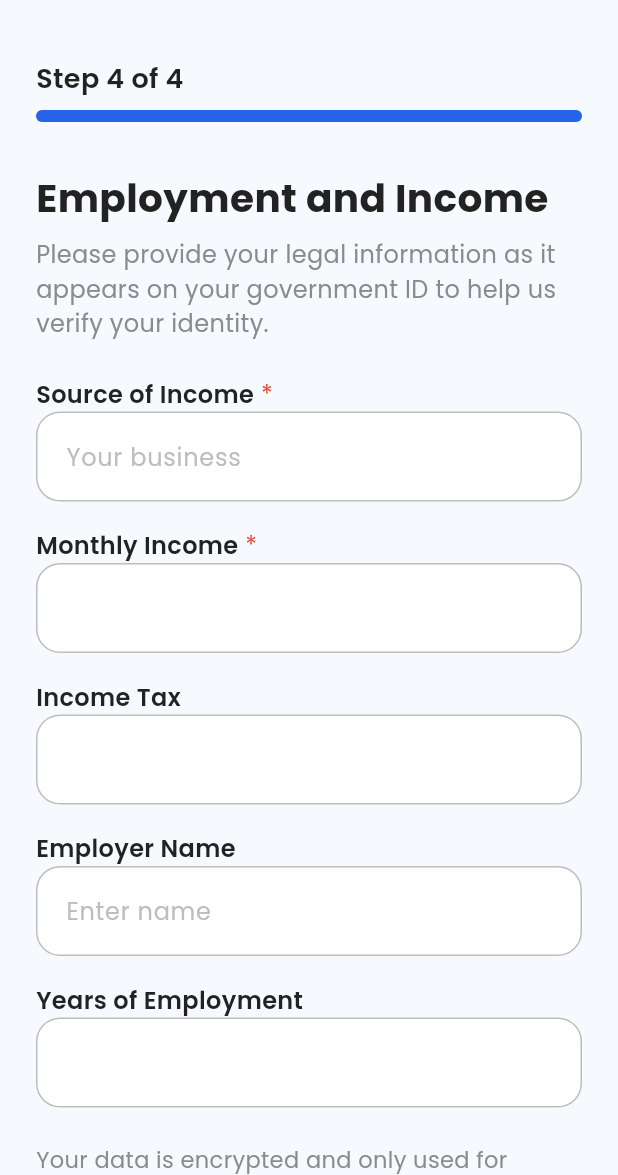
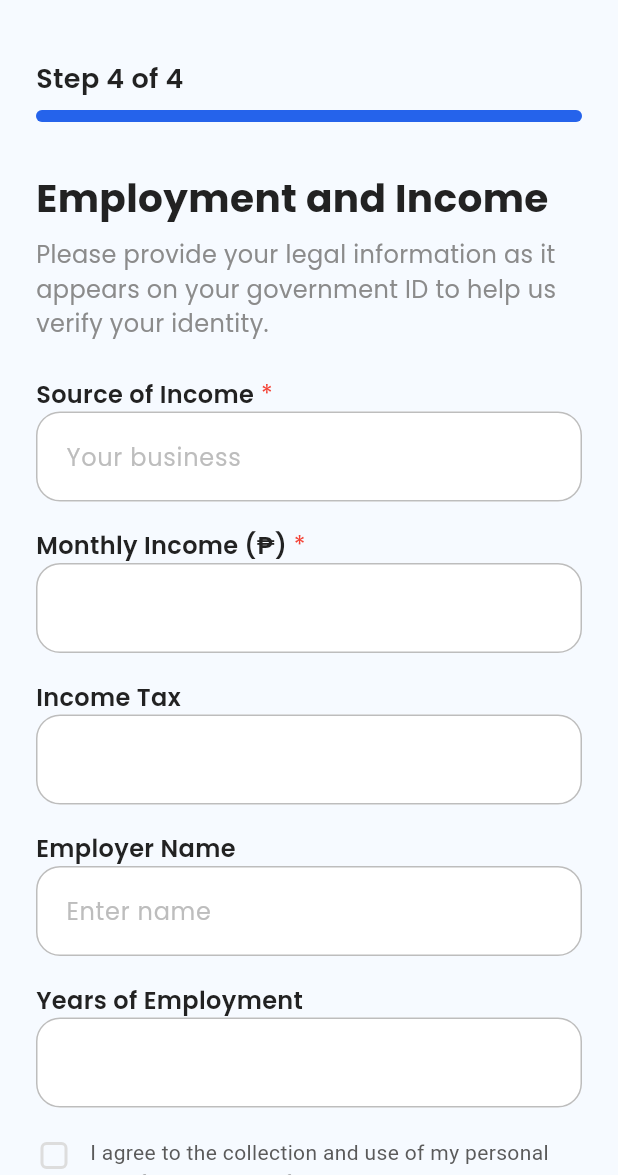
Before and after one commit to Yunaaaard/FastSosyo, a Flutter app: the EmploymentIncomePage screen opened directly, on a phone screen of 412 x 824 dp, the part 61-1236 px from its top. Run offline on Flutter 3.47's test engine with Material 3 defaults, Android fonts, the phone set to English and light mode, and no system bars; our stand-ins replace confetti, dotted_border, file_picker, flutter_svg, image_picker; Roboto replaces fonts that are missing (Arial); project files that could hold a hidden picture were left out.

Commit message:
added stuff

```diff
--- a/lib/app/modules/get_basic_information/controller/basic_information_flow_controller.dart
+++ b/lib/app/modules/get_basic_information/controller/basic_information_flow_controller.dart
@@ -55,8 +55,9 @@ class BasicInformationFlowController {
         about.dateOfBirth.isNotEmpty &&
         about.permanentAddress.isNotEmpty;
 
-    final bool isEmploymentComplete =
-        employment.sourceOfIncome.isNotEmpty && employment.monthlyIncome > 0;
+    final bool isEmploymentComplete = employment.sourceOfIncome.isNotEmpty &&
+        employment.monthlyIncome > 0 &&
+        employment.personalDataConsentAccepted;
 
     return uploadId.isComplete &&
         selfie.isVerified &&
--- a/lib/app/modules/get_basic_information/controller/employment_income_controller.dart
+++ b/lib/app/modules/get_basic_information/controller/employment_income_controller.dart
@@ -14,6 +14,7 @@ class EmploymentIncomeController {
     _taxController.text = _model.incomeTax ?? '';
     _employerController.text = _model.employerName ?? '';
     _yearsController.text = _model.yearsOfEmployment?.toString() ?? '';
+    _personalDataConsentAccepted = _model.personalDataConsentAccepted;
   }
 
   final formKey = GlobalKey<FormState>();
@@ -25,6 +26,7 @@ class EmploymentIncomeController {
   final TextEditingController _yearsController = TextEditingController();
 
   EmploymentIncomeModel _model;
+  bool _personalDataConsentAccepted = false;
 
   TextEditingController get sourceController => _sourceController;
   TextEditingController get incomeController => _incomeController;
@@ -32,12 +34,20 @@ class EmploymentIncomeController {
   TextEditingController get employerController => _employerController;
   TextEditingController get yearsController => _yearsController;
   EmploymentIncomeModel get model => _model;
+  bool get personalDataConsentAccepted => _personalDataConsentAccepted;
   bool get canSubmit {
     final bool hasSourceOfIncome = _sourceController.text.trim().isNotEmpty;
     final double? monthlyIncome =
         double.tryParse(_incomeController.text.replaceAll(',', '').trim());
 
-    return hasSourceOfIncome && monthlyIncome != null && monthlyIncome > 0;
+    return hasSourceOfIncome &&
+        monthlyIncome != null &&
+        monthlyIncome > 0 &&
+        _personalDataConsentAccepted;
+  }
+
+  void setPersonalDataConsentAccepted(bool value) {
+    _personalDataConsentAccepted = value;
   }
 
   void syncModelFromInputs() {
@@ -47,6 +57,7 @@ class EmploymentIncomeController {
     _model = _model.copyWith(
       sourceOfIncome: _sourceController.text.trim(),
       monthlyIncome: double.tryParse(incomeText) ?? 0,
+      personalDataConsentAccepted: _personalDataConsentAccepted,
       incomeTax: _taxController.text.trim().isEmpty
           ? null
           : _taxController.text.trim(),
--- a/lib/app/modules/get_basic_information/models/employment_income_model.dart
+++ b/lib/app/modules/get_basic_information/models/employment_income_model.dart
@@ -4,6 +4,7 @@ class EmploymentIncomeModel {
   const EmploymentIncomeModel({
     required this.sourceOfIncome,
     required this.monthlyIncome,
+    this.personalDataConsentAccepted = false,
     this.incomeTax,
     this.employerName,
     this.yearsOfEmployment,
@@ -11,6 +12,7 @@ class EmploymentIncomeModel {
 
   final String sourceOfIncome;
   final double monthlyIncome;
+  final bool personalDataConsentAccepted;
   final String? incomeTax;
   final String? employerName;
   final int? yearsOfEmployment;
@@ -18,6 +20,7 @@ class EmploymentIncomeModel {
   EmploymentIncomeModel copyWith({
     String? sourceOfIncome,
     double? monthlyIncome,
+    bool? personalDataConsentAccepted,
     String? incomeTax,
     String? employerName,
     int? yearsOfEmployment,
@@ -25,6 +28,8 @@ class EmploymentIncomeModel {
     return EmploymentIncomeModel(
       sourceOfIncome: sourceOfIncome ?? this.sourceOfIncome,
       monthlyIncome: monthlyIncome ?? this.monthlyIncome,
+      personalDataConsentAccepted:
+          personalDataConsentAccepted ?? this.personalDataConsentAccepted,
       incomeTax: incomeTax ?? this.incomeTax,
       employerName: employerName ?? this.employerName,
       yearsOfEmployment: yearsOfEmployment ?? this.yearsOfEmployment,
@@ -35,6 +40,7 @@ class EmploymentIncomeModel {
     return <String, dynamic>{
       'sourceOfIncome': sourceOfIncome,
       'monthlyIncome': monthlyIncome,
+      'personalDataConsentAccepted': personalDataConsentAccepted,
       'incomeTax': incomeTax,
       'employerName': employerName,
       'yearsOfEmployment': yearsOfEmployment,
@@ -47,6 +53,8 @@ class EmploymentIncomeModel {
       sourceOfIncome: map['sourceOfIncome'] as String? ?? '',
       monthlyIncome:
           monthlyIncomeValue is num ? monthlyIncomeValue.toDouble() : 0,
+      personalDataConsentAccepted:
+          map['personalDataConsentAccepted'] as bool? ?? false,
       incomeTax: map['incomeTax'] as String?,
       employerName: map['employerName'] as String?,
       yearsOfEmployment: map['yearsOfEmployment'] as int?,
--- a/lib/app/modules/get_basic_information/screens/about_yourself_screen.dart
+++ b/lib/app/modules/get_basic_information/screens/about_yourself_screen.dart
@@ -2,6 +2,7 @@ import 'package:fast_sosyo/app/modules/get_basic_information/controller/about_yo
 import 'package:fast_sosyo/app/modules/get_basic_information/controller/basic_information_flow_controller.dart';
 import 'package:fast_sosyo/app/modules/get_basic_information/screens/employment_income_screen.dart';
 import 'package:flutter/material.dart';
+import 'package:flutter/services.dart';
 
 class AboutYourselfPage extends StatefulWidget {
   const AboutYourselfPage({Key? key, this.flowController}) : super(key: key);
@@ -106,7 +107,13 @@ class _AboutYourselfPageState extends State<AboutYourselfPage> {
                   const SizedBox(height: 24),
                   _buildLabel('Full Name', required: true),
                   _buildTextField(
-                      _controller.nameController, ' ', TextInputType.name),
+                    _controller.nameController,
+                    ' ',
+                    TextInputType.name,
+                    inputFormatters: [
+                      FilteringTextInputFormatter.deny(RegExp(r'[0-9]')),
+                    ],
+                  ),
                   const SizedBox(height: 18),
                   _buildLabel('Email Address', required: true),
                   _buildTextField(_controller.emailController,
@@ -121,7 +128,12 @@ class _AboutYourselfPageState extends State<AboutYourselfPage> {
                     const SizedBox(height: 18),
                     _buildLabel('Partner Name', required: true),
                     _buildTextField(_controller.partnerController,
-                        'Enter partner name', TextInputType.name),
+                      'Enter partner name',
+                      TextInputType.name,
+                      inputFormatters: [
+                        FilteringTextInputFormatter.deny(RegExp(r'[0-9]')),
+                      ],
+                    ),
                   ],
                   const SizedBox(height: 18),
                   _buildLabel('Gender'),
@@ -233,11 +245,12 @@ class _AboutYourselfPageState extends State<AboutYourselfPage> {
 
   Widget _buildTextField(
       TextEditingController controller, String hint, TextInputType type,
-      {int maxLines = 1}) {
+      {int maxLines = 1, List<TextInputFormatter>? inputFormatters}) {
     return TextFormField(
       controller: controller,
       keyboardType: type,
       maxLines: maxLines,
+      inputFormatters: inputFormatters,
       validator: (value) {
         if (hint == 'John Doe' && (value == null || value.isEmpty))
           return 'Full Name is required';
--- a/lib/app/modules/get_basic_information/screens/employment_income_screen.dart
+++ b/lib/app/modules/get_basic_information/screens/employment_income_screen.dart
@@ -2,6 +2,7 @@ import 'package:fast_sosyo/app/modules/get_basic_information/controller/employme
 import 'package:fast_sosyo/app/modules/get_basic_information/controller/basic_information_flow_controller.dart';
 import 'package:fast_sosyo/app/modules/get_basic_information/screens/verification_process_screen.dart';
 import 'package:flutter/material.dart';
+import 'package:flutter/services.dart';
 
 class EmploymentIncomePage extends StatefulWidget {
   const EmploymentIncomePage({Key? key, this.flowController}) : super(key: key);
@@ -99,29 +100,90 @@ class _EmploymentIncomePageState extends State<EmploymentIncomePage> {
                   ),
                   const SizedBox(height: 24),
                   _buildLabel('Source of Income', required: true),
-                  _buildTextField(_controller.sourceController, 'Your business',
-                      TextInputType.text,
-                      required: true),
+                  _buildTextField(
+                    _controller.sourceController,
+                    'Your business',
+                    TextInputType.text,
+                    required: true,
+                    inputFormatters: [
+                      FilteringTextInputFormatter.deny(RegExp(r'[0-9]')),
+                    ],
+                  ),
                   const SizedBox(height: 18),
-                  _buildLabel('Monthly Income', required: true),
+                  Row(
+                    children: const [
+                      Text(
+                        'Monthly Income (',
+                        style: TextStyle(
+                          fontFamily: 'Poppins',
+                          fontWeight: FontWeight.w600,
+                          fontSize: 16,
+                          color: Color(0xFF222222),
+                        ),
+                      ),
+                      Text(
+                        '\u20B1',
+                        style: TextStyle(
+                          fontFamily: 'Arial',
+                          fontWeight: FontWeight.w600,
+                          fontSize: 16,
+                          color: Color(0xFF222222),
+                        ),
+                      ),
+                      Text(
+                        ')',
+                        style: TextStyle(
+                          fontFamily: 'Poppins',
+                          fontWeight: FontWeight.w600,
+                          fontSize: 16,
+                          color: Color(0xFF222222),
+                        ),
+                      ),
+                      Text(
+                        ' *',
+                        style: TextStyle(color: Colors.red, fontSize: 16),
+                      ),
+                    ],
+                  ),
                   _buildTextField(
-                      _controller.incomeController, ' ', TextInputType.number,
-                      required: true),
+                    _controller.incomeController,
+                    ' ',
+                    TextInputType.number,
+                    required: true,
+                    inputFormatters: [FilteringTextInputFormatter.digitsOnly],
+                  ),
                   const SizedBox(height: 18),
                   _buildLabel('Income Tax'),
                   _buildTextField(
-                      _controller.taxController, ' ', TextInputType.text),
+                    _controller.taxController,
+                    ' ',
+                    TextInputType.number,
+                    inputFormatters: [FilteringTextInputFormatter.digitsOnly],
+                  ),
                   const SizedBox(height: 18),
                   _buildLabel('Employer Name'),
-                  _buildTextField(_controller.employerController, 'Enter name',
-                      TextInputType.text),
+                  _buildTextField(
+                    _controller.employerController,
+                    'Enter name',
+                    TextInputType.text,
+                    inputFormatters: [
+                      FilteringTextInputFormatter.deny(RegExp(r'[0-9]')),
+                    ],
+                  ),
                   const SizedBox(height: 18),
                   _buildLabel('Years of Employment'),
                   _buildTextField(
-                      _controller.yearsController, ' ', TextInputType.number),
+                    _controller.yearsController,
+                    ' ',
+                    TextInputType.number,
+                    inputFormatters: [FilteringTextInputFormatter.digitsOnly],
+                  ),
+                  const SizedBox(height: 20),
+                  _buildConsentCheckbox(),
                   const SizedBox(height: 24),
                   const Text(
                     'Your data is encrypted and only used for identity verification purposes.',
+                    textAlign: TextAlign.center,
                     style: TextStyle(
                       fontFamily: 'Poppins',
                       fontWeight: FontWeight.w400,
@@ -218,11 +280,16 @@ class _EmploymentIncomePageState extends State<EmploymentIncomePage> {
 
   Widget _buildTextField(
       TextEditingController controller, String hint, TextInputType type,
-      {bool required = false, int maxLines = 1}) {
+      {bool required = false,
+      int maxLines = 1,
+      List<TextInputFormatter>? inputFormatters,
+      String? suffixText,
+      Widget? suffixWidget}) {
     return TextFormField(
       controller: controller,
       keyboardType: type,
       maxLines: maxLines,
+      inputFormatters: inputFormatters,
       validator: (value) {
         if (required && (value == null || value.isEmpty))
           return 'This field is required';
@@ -236,6 +303,9 @@ class _EmploymentIncomePageState extends State<EmploymentIncomePage> {
         fillColor: Colors.white,
         contentPadding:
             const EdgeInsets.symmetric(horizontal: 16, vertical: 18),
+        suffixText: suffixText,
+        suffixIcon: suffixWidget,
+        suffixIconConstraints: const BoxConstraints(minWidth: 0, minHeight: 0),
         border: OutlineInputBorder(
           borderRadius: BorderRadius.circular(16),
           borderSide: const BorderSide(color: Color(0xFFBDBDBD)),
@@ -251,4 +321,59 @@ class _EmploymentIncomePageState extends State<EmploymentIncomePage> {
       ),
     );
   }
+
+  Widget _buildConsentCheckbox() {
+    return Row(
+      crossAxisAlignment: CrossAxisAlignment.start,
+      children: [
+        SizedBox(
+          width: 24,
+          height: 24,
+          child: Checkbox(
+            value: _controller.personalDataConsentAccepted,
+            onChanged: (value) {
+              setState(() {
+                _controller.setPersonalDataConsentAccepted(value ?? false);
+              });
+            },
+            side: const BorderSide(
+              color: Color(0xFFDDDDDD),
+              width: 2,
+            ),
+            shape: RoundedRectangleBorder(
+              borderRadius: BorderRadius.circular(4),
+            ),
+          ),
+        ),
+        const SizedBox(width: 12),
+        Expanded(
+          child: GestureDetector(
+            onTap: () {
+              setState(() {
+                _controller.setPersonalDataConsentAccepted(
+                  !_controller.personalDataConsentAccepted,
+                );
+              });
+            },
+            child: const Text.rich(
+              TextSpan(
+                style: TextStyle(
+                  fontFamily: 'Poppins',
+                  fontSize: 14,
+                  color: Color(0xFF5A5A5A),
+                ),
+                children: [
+                  TextSpan(
+                    text:
+                        'I agree to the collection and use of my personal data for identity verification in accordance with the terms and conditions.',
+                    style: TextStyle(fontWeight: FontWeight.w400),
+                  ),
+                ],
+              ),
+            ),
+          ),
+        ),
+      ],
+    );
+  }
 }
--- a/lib/app/modules/success_eligibility/screens/loan_success_screen.dart
+++ b/lib/app/modules/success_eligibility/screens/loan_success_screen.dart
@@ -95,9 +95,9 @@ class _LoanSuccessfulPageState extends State<LoanSuccessfulPage> {
                           text: TextSpan(
                             children: [
                               TextSpan(
-                                text: '\u20B1', // Unicode for Peso sign
+                                text: '\u20B1',
                                 style: const TextStyle(
-                                  fontFamily: 'Arial', // fallback font for peso
+                                  fontFamily: 'Arial',
                                   color: Colors.white,
                                   fontWeight: FontWeight.bold,
                                   fontSize: 32,
@@ -224,7 +224,7 @@ class _LoanSuccessfulPageState extends State<LoanSuccessfulPage> {
                                 );
                               },
                       child: const Text(
-                        'OKIEEEE',
+                        'PROCEED',
                         style: TextStyle(
                           fontSize: 18,
                           fontWeight: FontWeight.bold,
```
